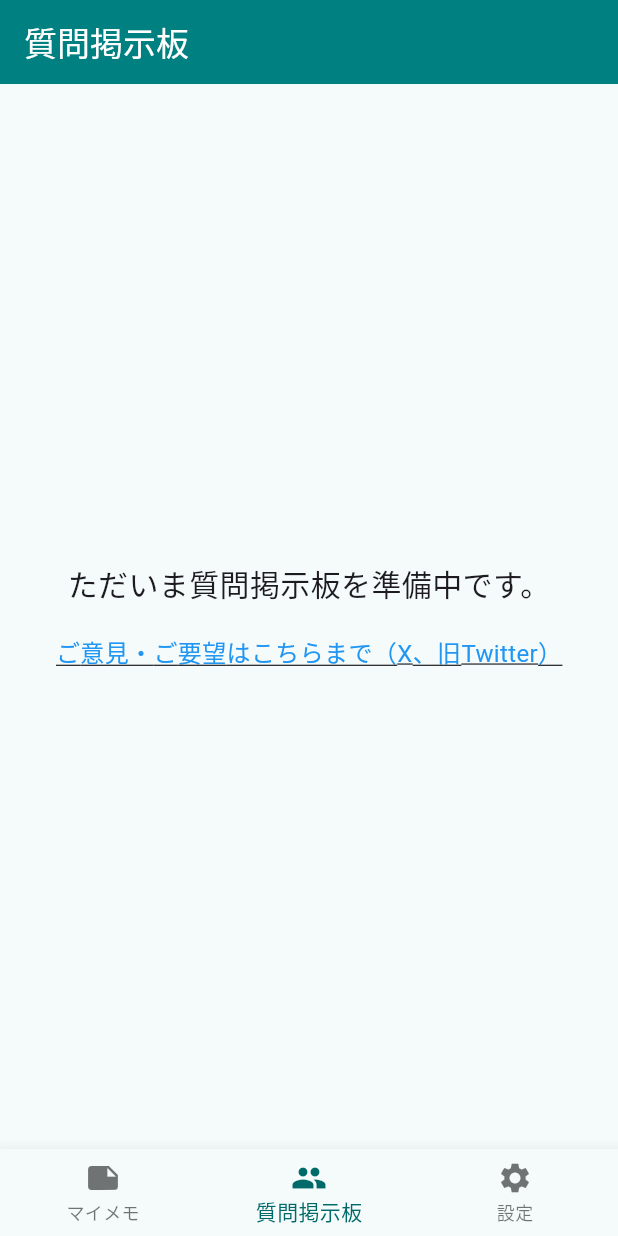
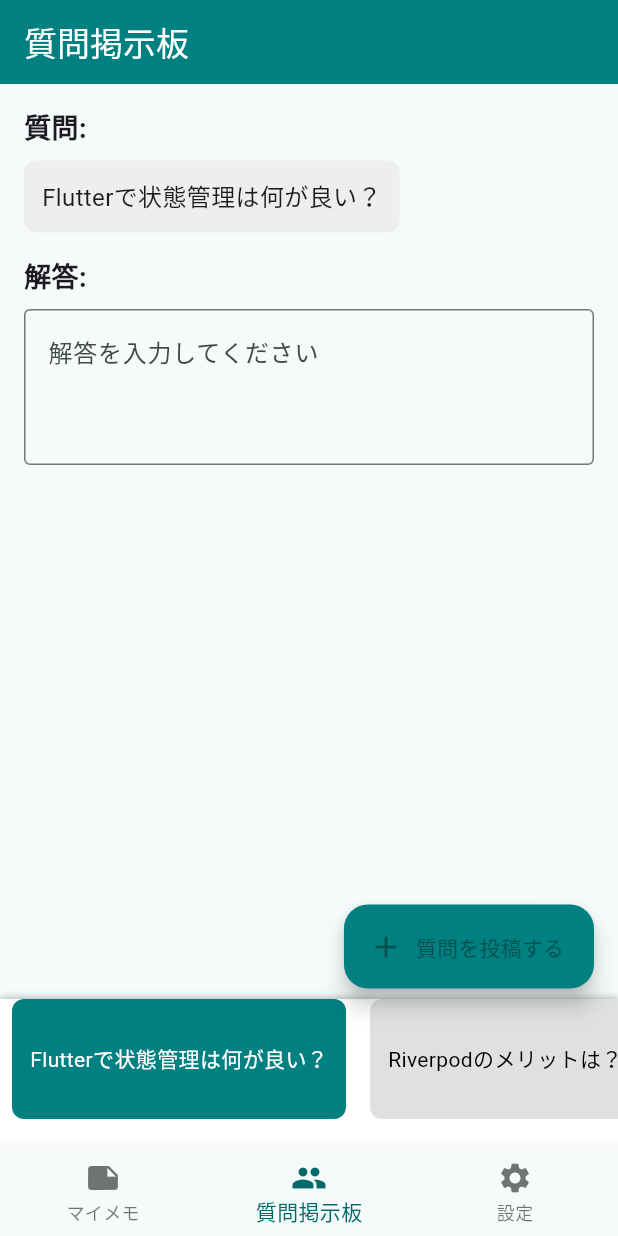
Before and after one commit to tomurango/kotsukotsushare, a Flutter app: the screen it shows once a user with an empty profile is signed in, item 2 of the bottom bar chosen, on a phone screen of 412 x 824 dp. Run offline on Flutter 3.47's test engine with Material 3 defaults, Android fonts, the phone set to English and light mode, and no system bars; our stand-ins replace cloud_firestore, cloud_functions, firebase_auth, firebase_core, flutter_dotenv, flutter_hooks and 9 more; missing offline and left inert: purchases_flutter; accounts and stored records are empty.

Commit message:
質問掲示板画面の基本構成要素を追加

```diff
--- /dev/null
+++ b/lib/src/providers/question_provider.dart
@@ -0,0 +1,26 @@
+import 'package:flutter_riverpod/flutter_riverpod.dart';
+
+// 共通の質問リスト
+final questionsProvider = Provider<List<Map<String, String>>>((ref) {
+  return [
+    {"question": "Flutterで状態管理は何が良い？", "type": "public"},
+    {"question": "Riverpodのメリットは？", "type": "public"},
+    {"question": "Firebaseを使うときの注意点は？", "type": "public"},
+    {"question": "Dartの非同期処理の書き方は？", "type": "public"},
+    {"question": "Flutterでのアニメーションの作り方は？", "type": "public"},
+    {"question": "BLoCパターンのメリットは？", "type": "private"},
+    {"question": "RiverpodとProviderの違いは？", "type": "private"},
+  ];
+});
+
+// 選択中の質問のインデックス
+final selectedQuestionIndexProvider = StateProvider<int>((ref) => 0);
+
+// BottomSheet の開閉状態
+final isExpandedProvider = StateProvider<bool>((ref) => false);
+
+// 自分の質問の表示トグル
+final showMyQuestionsProvider = StateProvider<bool>((ref) => true);
+
+// みんなの質問の表示トグル
+final showAllQuestionsProvider = StateProvider<bool>((ref) => true);
--- a/lib/src/screens/main_screen.dart
+++ b/lib/src/screens/main_screen.dart
@@ -6,6 +6,8 @@ import 'question_board_screen.dart';
 import 'setting_screen.dart';
 import 'tutorial_screen.dart';
 import '../widgets/custom_bottom_app_bar.dart';
+import '../widgets/question/question_fab.dart';
+import '../widgets/question/question_bottom_sheet.dart';
 import '../providers/user_data_provider.dart';
 
 class MainScreen extends HookConsumerWidget {
@@ -50,6 +52,22 @@ class MainScreen extends HookConsumerWidget {
         onNavigate: (index) => selectedIndex.value = index,
         selectedIndex: selectedIndex.value,
       ),
+      floatingActionButton: selectedIndex.value == 1
+        ? Container(
+            margin: EdgeInsets.only(bottom: 70), // ← ここで高さを調整（30px 上に移動）
+            child: QuestionFAB(onNavigate: (index) => selectedIndex.value = index),
+          )
+        : null,
+      // 右下
+      floatingActionButtonLocation: FloatingActionButtonLocation.endDocked,
+      bottomSheet: selectedIndex.value == 1
+          ? ConstrainedBox(
+              constraints: BoxConstraints(
+                maxHeight: MediaQuery.of(context).size.height * 0.4, // 画面の40%まで
+              ),
+              child: QuestionBottomSheet(),
+            )
+          : null,
     );
   }
 
--- a/lib/src/screens/question_board_screen.dart
+++ b/lib/src/screens/question_board_screen.dart
@@ -1,46 +1,59 @@
 import 'package:flutter/material.dart';
-import 'package:url_launcher/url_launcher.dart';
+import 'package:flutter_riverpod/flutter_riverpod.dart';
+import '../providers/question_provider.dart';
 
-class QuestionBoardScreen extends StatelessWidget {
-  final Function(int) onNavigate;
+class QuestionBoardScreen extends ConsumerWidget {
+  final void Function(int) onNavigate;
 
   QuestionBoardScreen({required this.onNavigate});
 
-  // リンクを開く関数
-  Future<void> _openLink(String url, BuildContext context) async {
-    if (await canLaunch(url)) {
-      await launch(url);
-    } else {
-      ScaffoldMessenger.of(context).showSnackBar(
-        SnackBar(content: Text('リンクを開けませんでした: $url')),
-      );
+  @override
+  Widget build(BuildContext context, WidgetRef ref) {
+    final selectedQuestionIndex = ref.watch(selectedQuestionIndexProvider);
+    final questions = ref.watch(questionsProvider);
+
+    // 選択中の質問が範囲外の場合は 0 にリセット
+    if (selectedQuestionIndex >= questions.length) {
+      Future.microtask(() => ref.read(selectedQuestionIndexProvider.notifier).state = 0);
     }
-  }
 
-  @override
-  Widget build(BuildContext context) {
-    return Center(
-      child: Column(
-        mainAxisAlignment: MainAxisAlignment.center,
-        children: <Widget>[
-          const Text(
-            'ただいま質問掲示板を準備中です。',
-            style: TextStyle(fontSize: 20),
-          ),
-          const SizedBox(height: 20),
-          GestureDetector(
-            onTap: () => _openLink(
-                'https://x.com/chokushii', context), // ここにリンクのURLを入力
-            child: const Text(
-              'ご意見・ご要望はこちらまで（X、旧Twitter）',
-              style: TextStyle(
-                fontSize: 16,
-                color: Colors.blue,
-                decoration: TextDecoration.underline,
+    return Scaffold(
+      body: Padding(
+        padding: const EdgeInsets.all(16.0),
+        child: Column(
+          crossAxisAlignment: CrossAxisAlignment.start,
+          children: [
+            Text(
+              "質問:",
+              style: TextStyle(fontSize: 18, fontWeight: FontWeight.bold),
+            ),
+            SizedBox(height: 8),
+            Container(
+              padding: EdgeInsets.all(12),
+              decoration: BoxDecoration(
+                color: Colors.grey[200],
+                borderRadius: BorderRadius.circular(8),
+              ),
+              child: Text(
+                questions[selectedQuestionIndex]["question"] ?? "質問なし",
+                style: TextStyle(fontSize: 16),
               ),
             ),
-          ),
-        ],
+            SizedBox(height: 16),
+            Text(
+              "解答:",
+              style: TextStyle(fontSize: 18, fontWeight: FontWeight.bold),
+            ),
+            SizedBox(height: 8),
+            TextField(
+              decoration: InputDecoration(
+                border: OutlineInputBorder(),
+                hintText: "解答を入力してください",
+              ),
+              maxLines: 3,
+            ),
+          ],
+        ),
       ),
     );
   }
--- /dev/null
+++ b/lib/src/widgets/question/question_bottom_sheet.dart
@@ -0,0 +1,139 @@
+import 'package:flutter/material.dart';
+import 'package:flutter_riverpod/flutter_riverpod.dart';
+import '../../providers/question_provider.dart';
+
+class QuestionBottomSheet extends ConsumerWidget {
+  @override
+  Widget build(BuildContext context, WidgetRef ref) {
+    final isExpanded = ref.watch(isExpandedProvider);
+    final showMyQuestions = ref.watch(showMyQuestionsProvider);
+    final showAllQuestions = ref.watch(showAllQuestionsProvider);
+    final selectedQuestionIndexNotifier = ref.read(selectedQuestionIndexProvider.notifier);
+    final selectedQuestionIndex = ref.watch(selectedQuestionIndexProvider);
+    final allQuestions = ref.watch(questionsProvider);
+
+    // フィルタリング
+    List<Map<String, String>> filteredQuestions = [];
+    if (showAllQuestions) {
+      filteredQuestions.addAll(allQuestions.where((q) => q["type"] == "public"));
+    }
+    if (showMyQuestions) {
+      filteredQuestions.addAll(allQuestions.where((q) => q["type"] == "private"));
+    }
+
+    return AnimatedContainer(
+      duration: Duration(milliseconds: 300),
+      height: isExpanded ? MediaQuery.of(context).size.height * 0.4 : 100,
+      decoration: BoxDecoration(
+        color: Colors.white,
+        boxShadow: [BoxShadow(color: Colors.grey, blurRadius: 4)],
+      ),
+      child: Column(
+        children: [
+          if (!isExpanded)
+            SizedBox(
+              height: 80,
+              child: ListView.builder(
+                scrollDirection: Axis.horizontal,
+                itemCount: filteredQuestions.length > 5 ? 6 : filteredQuestions.length + 1,
+                itemBuilder: (context, index) {
+                  if (index == 5 || index == filteredQuestions.length) {
+                    return GestureDetector(
+                      onTap: () => ref.read(isExpandedProvider.notifier).state = true,
+                      child: Container(
+                        width: 60,
+                        height: 50,
+                        margin: EdgeInsets.symmetric(horizontal: 8),
+                        decoration: BoxDecoration(
+                          color: Color(0xFF008080),
+                          borderRadius: BorderRadius.circular(8),
+                        ),
+                        child: Center(
+                          child: Icon(Icons.expand_more, color: Colors.white),
+                        ),
+                      ),
+                    );
+                  }
+                  return GestureDetector(
+                    onTap: () => selectedQuestionIndexNotifier.state = index,
+                    child: Container(
+                      padding: EdgeInsets.all(12),
+                      margin: EdgeInsets.symmetric(horizontal: 8),
+                      decoration: BoxDecoration(
+                        color: selectedQuestionIndex == index
+                            ? Color(0xFF008080)
+                            : Colors.grey[300],
+                        borderRadius: BorderRadius.circular(8),
+                      ),
+                      child: Center(
+                        child: Text(
+                          filteredQuestions[index]["question"]!,
+                          style: TextStyle(
+                            color: selectedQuestionIndex == index ? Colors.white : Colors.black,
+                          ),
+                        ),
+                      ),
+                    ),
+                  );
+                },
+              ),
+            ),
+
+          if (isExpanded)
+            Padding(
+              padding: const EdgeInsets.symmetric(vertical: 8.0, horizontal: 16.0),
+              child: Row(
+                mainAxisAlignment: MainAxisAlignment.spaceBetween,
+                children: [
+                  Row(
+                    children: [
+                      TextButton.icon(
+                        onPressed: () =>
+                            ref.read(showMyQuestionsProvider.notifier).state = !showMyQuestions,
+                        icon: Icon(
+                          showMyQuestions ? Icons.check_box : Icons.check_box_outline_blank,
+                          color: showMyQuestions ? Colors.green : Colors.grey,
+                        ),
+                        label: Text("自分の質問"),
+                      ),
+                      TextButton.icon(
+                        onPressed: () =>
+                            ref.read(showAllQuestionsProvider.notifier).state = !showAllQuestions,
+                        icon: Icon(
+                          showAllQuestions ? Icons.check_box : Icons.check_box_outline_blank,
+                          color: showAllQuestions ? Colors.green : Colors.grey,
+                        ),
+                        label: Text("みんなの質問"),
+                      ),
+                    ],
+                  ),
+                  TextButton.icon(
+                    onPressed: () => ref.read(isExpandedProvider.notifier).state = false,
+                    icon: Icon(Icons.arrow_drop_down),
+                    label: Text("閉じる"),
+                  ),
+                ],
+              ),
+            ),
+
+          if (isExpanded)
+            Expanded(
+              child: ListView.builder(
+                itemCount: filteredQuestions.length,
+                itemBuilder: (context, index) {
+                  return ListTile(
+                    title: Text(filteredQuestions[index]["question"]!),
+                    tileColor: selectedQuestionIndex == index
+                        ? Color(0xFF008080)
+                        : Colors.transparent,
+                    textColor: selectedQuestionIndex == index ? Colors.white : Colors.black,
+                    onTap: () => selectedQuestionIndexNotifier.state = index,
+                  );
+                },
+              ),
+            ),
+        ],
+      ),
+    );
+  }
+}
--- /dev/null
+++ b/lib/src/widgets/question/question_fab.dart
@@ -0,0 +1,19 @@
+import 'package:flutter/material.dart';
+
+class QuestionFAB extends StatelessWidget {
+  final void Function(int) onNavigate;
+
+  QuestionFAB({required this.onNavigate});
+
+  @override
+  Widget build(BuildContext context) {
+    return FloatingActionButton.extended(
+      onPressed: () {
+        onNavigate(1); // 質問作成画面へ遷移
+      },
+      icon: Icon(Icons.add),
+      label: Text("質問を投稿する"),
+      backgroundColor: Color(0xFF008080),
+    );
+  }
+}
```
